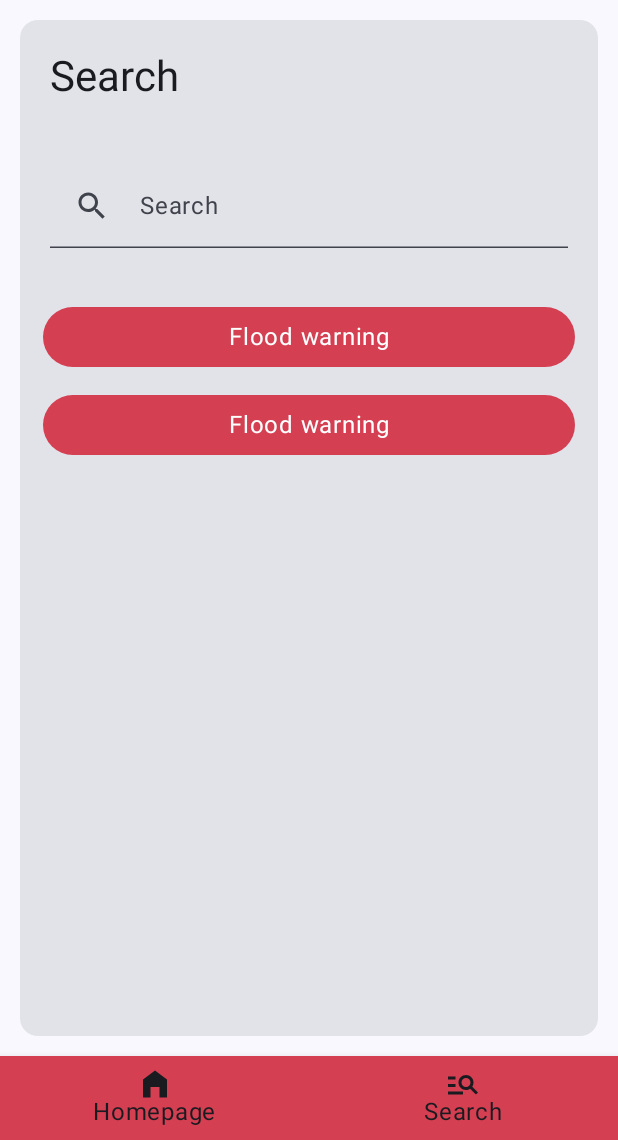
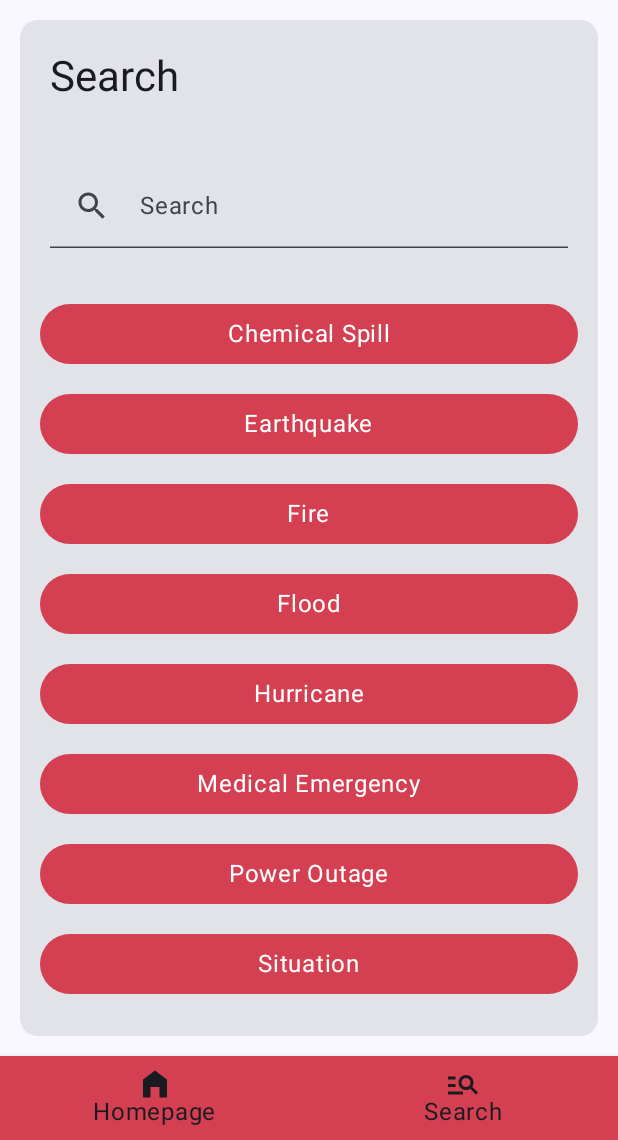
Before and after one commit to mgyanku/emergency-exit-app, an Android app built with Jetpack Compose: the screen it shows after launch (MainActivity), item 2 of the bottom bar chosen, on a phone screen of 412 x 824 dp, the part 96-1236 px from its top. Run offline under Robolectric (Android 15) with nearby library versions, the phone set to English and light mode, and no system bars; our stand-ins replace Room's generated code, livedata-compose.

Commit message:
search screen: data items imported in screen

```diff
--- a/app/src/main/java/nl/hva/emergencyexitapp/MainActivity.kt
+++ b/app/src/main/java/nl/hva/emergencyexitapp/MainActivity.kt
@@ -25,6 +25,7 @@ import androidx.navigation.NavDestination.Companion.hierarchy
 import androidx.navigation.NavGraph.Companion.findStartDestination
 import androidx.navigation.NavHostController
 import androidx.navigation.compose.NavHost
+import androidx.lifecycle.viewmodel.compose.viewModel
 import androidx.navigation.compose.composable
 import androidx.navigation.compose.currentBackStackEntryAsState
 import androidx.navigation.compose.rememberNavController
@@ -34,6 +35,7 @@ import nl.hva.emergencyexitapp.ui.theme.screens.AppScreens
 import nl.hva.emergencyexitapp.ui.theme.screens.HomeScreen
 import nl.hva.emergencyexitapp.ui.theme.screens.SearchScreen
 import nl.hva.emergencyexitapp.ui.theme.white
+import nl.hva.emergencyexitapp.viewmodel.SituationViewModel
 
 class MainActivity : ComponentActivity() {
     override fun onCreate(savedInstanceState: Bundle?) {
@@ -89,9 +91,9 @@ private fun AppScaffold() {
  * You can see this as a nav_graph.xml in compose environment.
  */
 @Composable
-private fun AppNavHost(
-    navController: NavHostController, modifier: Modifier
-) {
+private fun AppNavHost(navController: NavHostController, modifier: Modifier) {
+    val viewModel: SituationViewModel = viewModel()
+
     NavHost(
         navController = navController,
         startDestination = AppScreens.HomeScreen.route,
@@ -101,7 +103,7 @@ private fun AppNavHost(
             HomeScreen(navController)
         }
         composable(route = AppScreens.SearchScreen.route) {
-            SearchScreen(navController)
+            SearchScreen(navController, viewModel)
         }
     }
 }
--- /dev/null
+++ b/app/src/main/java/nl/hva/emergencyexitapp/data/db/SituationDao.kt
@@ -0,0 +1,80 @@
+package nl.hva.emergencyexitapp.data.db
+
+import androidx.lifecycle.LiveData
+import androidx.lifecycle.MutableLiveData
+import androidx.room.Dao
+import androidx.room.Delete
+import androidx.room.Insert
+import androidx.room.Query
+import androidx.room.Update
+import nl.hva.emergencyexitapp.data.model.Situation
+
+@Dao
+interface SituationDao {
+
+    @Query("SELECT * FROM situation")
+    fun getAll(): LiveData<List<Situation>> {
+        // Returning dummy data
+        return MutableLiveData(dummySituationData)
+    }
+
+    @Insert
+    suspend fun insert(item: Situation)
+
+    @Delete
+    suspend fun delete(item: Situation)
+
+    @Query("DELETE FROM situation")
+    suspend fun deleteAll()
+
+    @Update
+    suspend fun update(item: Situation)
+
+
+}
+
+// Dummy data
+val dummySituationData = listOf(
+    Situation(id = 1, title = "Situation", instruction = "Description"),
+
+    Situation (id = 2, title = "Earthquake", instruction = "Drop down onto your hands and knees to prevent being knocked over.\n" +
+            "Cover your head and neck with your arms to protect yourself from falling debris.\n" +
+            "Hold onto any sturdy furniture or cover to shield yourself.\n" +
+            "If indoors, stay indoors. If outdoors, move to an open area away from buildings, trees, streetlights, and utility wires."),
+
+    Situation(id = 3, title = "Fire", instruction = "Alert everyone in the building by shouting \"Fire!\" and activating the fire alarm if available.\n" +
+            "If your clothes catch fire, stop, drop to the ground, and roll to smother the flames.\n" +
+            "Use the nearest fire extinguisher to extinguish small fires if it's safe to do so.\n" +
+            "Evacuate the building via the nearest safe exit, never use elevators during a fire."),
+
+    Situation(id = 4, title = "Flood", instruction = "Move to higher ground immediately if you're in a flood-prone area.\n" +
+            "Avoid walking or driving through flooded areas; just six inches of fast-flowing water can knock you over.\n" +
+            "Turn off utilities like gas, electricity, and water if instructed to do so.\n" +
+            "Listen to local authorities for evacuation orders and follow their instructions."),
+
+    Situation(id = 5, title = "Hurricane", instruction = "Stay indoors and away from windows during the storm.\n" +
+            "Secure loose outdoor objects that could become projectiles in high winds.\n" +
+            "Evacuate if you're in a coastal or low-lying area prone to flooding.\n" +
+            "Keep listening to weather updates and follow advice from local authorities."),
+
+    Situation(id = 6, title = "Tornado", instruction = "Seek shelter in a sturdy building, preferably in a basement or storm cellar.\n" +
+            "If there's no basement, go to an interior room on the lowest floor, away from windows.\n" +
+            "Cover yourself with a mattress or heavy blankets to protect against flying debris.\n" +
+            "If you're outdoors and can't get to shelter, lie flat in a nearby ditch or depression and cover your head."),
+
+    Situation(id = 7, title = "Medical Emergency", instruction = "Call emergency services (911 or your local emergency number) immediately.\n" +
+            "Stay with the person in need and provide reassurance and comfort.\n" +
+            "If trained, administer first aid or CPR if necessary until help arrives.\n" +
+            "Follow any instructions given by emergency dispatchers."),
+
+    Situation(id = 8, title = "Power Outage", instruction = "Use flashlights rather than candles to avoid fire hazards.\n" +
+            "Turn off electrical appliances to prevent damage from power surges when the power returns.\n" +
+            "Keep refrigerator and freezer doors closed to maintain food freshness.\n" +
+            "Check on neighbors, especially those who may require assistance."),
+
+    Situation(id = 9, title = "Chemical Spill", instruction = "Evacuate the area immediately if you smell strong, unusual odors or see a vapor cloud.\n" +
+            "Move upwind and uphill to avoid exposure to hazardous chemicals.\n" +
+            "Cover your mouth and nose with a cloth to prevent inhalation of toxic fumes.\n" +
+            "Call emergency services and report the spill, providing as much detail as possible."),
+
+    )
--- /dev/null
+++ b/app/src/main/java/nl/hva/emergencyexitapp/data/db/SituationDatabase.kt
@@ -0,0 +1,37 @@
+package nl.hva.emergencyexitapp.data.db
+
+import android.content.Context
+import androidx.room.Database
+import androidx.room.Room
+import androidx.room.RoomDatabase
+import nl.hva.emergencyexitapp.data.model.Situation
+
+@Database(entities = [Situation::class], version = 1, exportSchema = false)
+abstract class SituationDatabase : RoomDatabase() {
+
+    abstract fun dao(): SituationDao
+
+    companion object {
+        private const val DATABASE_NAME = "SITUATION_DATABASE"
+
+        @Volatile
+        private var INSTANCE: SituationDatabase? = null
+
+        fun getDatabase(context: Context): SituationDatabase? {
+            if (INSTANCE == null) {
+                synchronized(SituationDatabase::class.java) {
+                    if (INSTANCE == null) {
+                        INSTANCE = Room.databaseBuilder(
+                            context.applicationContext,
+                            SituationDatabase::class.java, DATABASE_NAME
+                        )
+                            .fallbackToDestructiveMigration()
+                            .build()
+                    }
+                }
+            }
+            return INSTANCE
+        }
+
+    }
+}
--- a/app/src/main/java/nl/hva/emergencyexitapp/data/model/Situation.kt
+++ b/app/src/main/java/nl/hva/emergencyexitapp/data/model/Situation.kt
@@ -2,6 +2,7 @@ package nl.hva.emergencyexitapp.data.model
 
 import androidx.room.ColumnInfo
 import androidx.room.Entity
+import androidx.room.PrimaryKey
 
 @Entity(tableName = "situation")
 data class Situation(
@@ -9,5 +10,9 @@ data class Situation(
     var title: String,
 
     @ColumnInfo(name = "instruction")
-    var instruction: String
+    var instruction: String,
+
+    @PrimaryKey(autoGenerate = true)
+    @ColumnInfo(name = "id")
+    var id: Long = 0
 )
--- /dev/null
+++ b/app/src/main/java/nl/hva/emergencyexitapp/data/repository/SituationRepository.kt
@@ -0,0 +1,25 @@
+package nl.hva.emergencyexitapp.data.repository
+
+import android.content.Context
+import nl.hva.emergencyexitapp.data.db.SituationDao
+import nl.hva.emergencyexitapp.data.db.SituationDatabase
+import nl.hva.emergencyexitapp.data.model.Situation
+
+class SituationRepository(context: Context) {
+    private val dao: SituationDao
+
+    init {
+        val database = SituationDatabase.getDatabase(context)
+        dao = database!!.dao()
+    }
+
+    fun getAll() = dao.getAll()
+
+    suspend fun insert(item: Situation) = dao.insert(item)
+
+    suspend fun delete(item: Situation) = dao.delete(item)
+
+    suspend fun deleteAll() = dao.deleteAll()
+
+
+}
--- a/app/src/main/java/nl/hva/emergencyexitapp/ui/theme/screens/SearchScreen.kt
+++ b/app/src/main/java/nl/hva/emergencyexitapp/ui/theme/screens/SearchScreen.kt
@@ -10,6 +10,8 @@ import androidx.compose.foundation.layout.fillMaxWidth
 import androidx.compose.foundation.layout.height
 import androidx.compose.foundation.layout.padding
 import androidx.compose.foundation.layout.size
+import androidx.compose.foundation.lazy.LazyColumn
+import androidx.compose.foundation.lazy.items
 import androidx.compose.material.icons.Icons
 import androidx.compose.material.icons.filled.Search
 import androidx.compose.material3.Button
@@ -22,6 +24,7 @@ import androidx.compose.material3.SearchBar
 import androidx.compose.material3.Text
 import androidx.compose.material3.TextField
 import androidx.compose.runtime.Composable
+import androidx.compose.runtime.livedata.observeAsState
 import androidx.compose.runtime.mutableStateOf
 import androidx.compose.runtime.saveable.rememberSaveable
 import androidx.compose.ui.Alignment
@@ -33,17 +36,22 @@ import androidx.compose.ui.text.TextStyle
 import androidx.compose.ui.text.input.TextFieldValue
 import androidx.compose.ui.unit.dp
 import androidx.compose.ui.unit.sp
+import androidx.lifecycle.LiveData
 import androidx.navigation.NavHostController
 import nl.hva.emergencyexitapp.R
+import nl.hva.emergencyexitapp.data.model.Situation
 import nl.hva.emergencyexitapp.ui.theme.coralPink
 import nl.hva.emergencyexitapp.ui.theme.white
+import nl.hva.emergencyexitapp.viewmodel.SituationViewModel
 
 @Composable
-fun SearchScreen(navHostController: NavHostController) {
+fun SearchScreen(navHostController: NavHostController, viewModel: SituationViewModel) {
     //we use rememberSaveable here to let the state survive process death, remember++ so to speak
     val searchQueryState = rememberSaveable(stateSaver = TextFieldValue.Saver) {
         mutableStateOf(TextFieldValue(""))
     }
+
+    val situations = viewModel.backlog
 
 
     Column(
@@ -95,8 +103,33 @@ fun SearchScreen(navHostController: NavHostController) {
                 )
             }
 //            list of items
-            Column(modifier = Modifier.padding(10.dp)) {
-//                each button is a item
+            Column {
+                Situations(items = situations, viewModel = viewModel)
+            }
+        }
+    }
+}
+
+@Composable
+fun Situations(items: LiveData<List<Situation>>, viewModel: SituationViewModel) {
+    // sort results by name ( a - z )
+    val situationResults = items.observeAsState().value?.sortedBy { it.title }
+
+    LazyColumn(
+        modifier = Modifier
+            .padding(8.dp),
+        verticalArrangement = Arrangement.spacedBy(1.dp)
+    ) {
+        situationResults?.let { results ->
+            items(results) { situation ->
+                ResultItem(item = situation)
+            }
+        }
+    }
+}
+
+@Composable
+fun ResultItem(item: Situation) {
     Button(
         onClick = { /*TODO*/ },
         colors = ButtonDefaults.buttonColors(
@@ -107,26 +140,8 @@ fun SearchScreen(navHostController: NavHostController) {
             .fillMaxWidth()
     ) {
         Text(
-                        text = stringResource(id = R.string.situation_widget_status),
-                        style = MaterialTheme.typography.bodyLarge
-                    )
-                }
-                Button(
-                    onClick = { /*TODO*/ },
-                    colors = ButtonDefaults.buttonColors(
-                        containerColor = coralPink
-                    ),
-                    modifier = Modifier
-                        .padding(5.dp)
-                        .fillMaxWidth()
-                ) {
-                    Text(
-                        text = stringResource(id = R.string.situation_widget_status),
+            text = item.title,
             style = MaterialTheme.typography.bodyLarge
         )
     }
 }
-
-        }
-    }
-}
--- /dev/null
+++ b/app/src/main/java/nl/hva/emergencyexitapp/viewmodel/SituationViewModel.kt
@@ -0,0 +1,41 @@
+package nl.hva.emergencyexitapp.viewmodel
+
+import android.app.Application
+import androidx.lifecycle.AndroidViewModel
+import kotlinx.coroutines.CoroutineScope
+import kotlinx.coroutines.Dispatchers
+import kotlinx.coroutines.launch
+import kotlinx.coroutines.withContext
+import nl.hva.emergencyexitapp.data.model.Situation
+import nl.hva.emergencyexitapp.data.repository.SituationRepository
+
+class SituationViewModel(application: Application) : AndroidViewModel(application){
+    private val repository = SituationRepository(application.applicationContext)
+    private val mainScope = CoroutineScope(Dispatchers.Main)
+
+    val backlog =
+        repository.getAll()
+
+
+    /**
+     * insert situation
+     */
+    fun insert(item: Situation) {
+        mainScope.launch {
+            withContext(Dispatchers.IO) {
+                repository.insert(item)
+            }
+        }
+    }
+
+    /**
+     * delete situation
+     */
+    fun delete(item: Situation) {
+        mainScope.launch {
+            withContext(Dispatchers.IO) {
+                repository.delete(item)
+            }
+        }
+    }
+}
```
Lines whose indentation alone changed are shown as unchanged.
